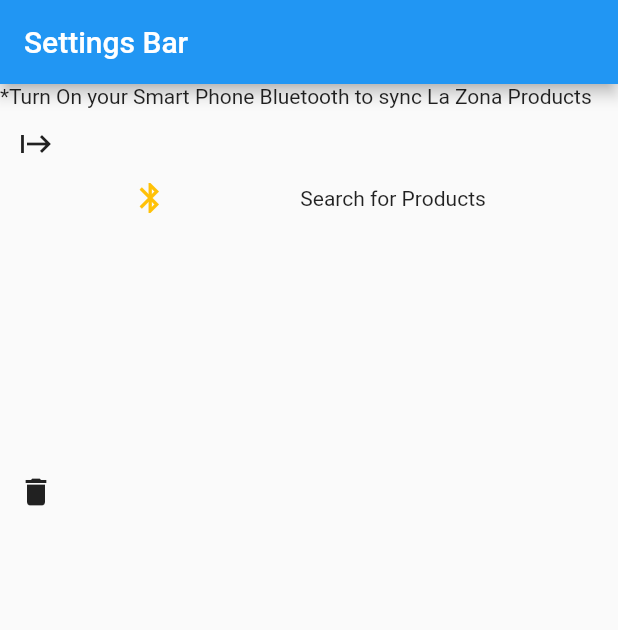
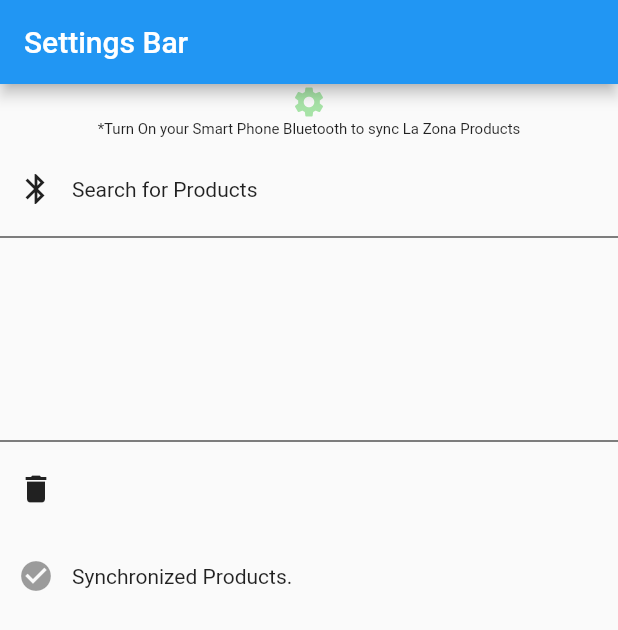
Before and after one commit to LaZona16/zone_app, a Flutter app: the screen it shows after launch, on a phone screen of 412 x 824 dp. Shown: the top 630 px of the screen. Run offline on Flutter 3.47's test engine with Material 2 defaults, Android fonts, the phone set to English and light mode, and no system bars; our stand-ins replace get_it.

Commit message:
Screen skeleton

```diff
--- a/lib/main.dart
+++ b/lib/main.dart
@@ -17,6 +17,8 @@
       //Create the assets of the app
       theme: ThemeData(
         primarySwatch: Colors.blue,
+        // scaffoldBackgroundColor: Colors.black,
+
       ),
       home: SettingsPage(),
     );
--- a/lib/ui/views/settings_screen.dart
+++ b/lib/ui/views/settings_screen.dart
@@ -20,20 +20,44 @@
         body: Column(
           crossAxisAlignment: CrossAxisAlignment.start,
           children: <Widget>[
-            const Text(
-                "*Turn On your Smart Phone Bluetooth to sync La Zona Products"),
-            // Click to search
-            IconButton(
-              onPressed: () {
-                settingsModel.loadData();
-              },
-              icon: Icon(Icons.start),
+            Container(
+                child: const Center(
+              child: Icon(
+                Icons.settings,
+                color: Color.fromARGB(85, 0, 181, 0),
+              ),
+            )),
+            const Center(
+              child: Text(
+                "*Turn On your Smart Phone Bluetooth to sync La Zona Products",
+                style: TextStyle(fontSize: 10),
+              ),
             ),
-            const TextIcon(icon: Icons.bluetooth, title: "Search for Products"),
+            Container(
+                margin: EdgeInsets.only(top: 10.0),
+                child: Row(
+                  mainAxisAlignment: MainAxisAlignment.start,
+                  children: [
+                    TextIcon(
+                      icon: Icons.bluetooth,
+                      title: "Search for Products",
+                      onPressed: () {
+                        settingsModel.loadData();
+                      },
+                    )
+                  ],
+                )),
+            const Divider(
+              color: Colors.black,
+            ),
             //ListView of Bluetooth Devices
             Consumer<SettingsScreenViewModel>(
-              builder: (context, model, child) =>
-                  DeviceItems(devices: model.devices),
+              builder: (context, model, child) => Center(
+                child: DeviceItems(devices: model.devices),
+              ),
+            ),
+            Divider(
+              color: Colors.black,
             ),
             //Click to delete
             IconButton(
@@ -42,6 +66,17 @@
               },
               icon: Icon(Icons.delete),
             ),
+            Container(
+                margin: EdgeInsets.only(top: 10.0),
+                child: Row(
+                  mainAxisAlignment: MainAxisAlignment.start,
+                  children: const [
+                    TextIcon(
+                      icon: Icons.check_circle,
+                      title: "Synchronized Products."
+                    )
+                  ],
+                )),
             // Syncronized products
             // Card of 3 products
 
--- a/lib/ui/widgets/device_items.dart
+++ b/lib/ui/widgets/device_items.dart
@@ -1,5 +1,6 @@
 import 'package:flutter/material.dart';
 import 'package:zone_app/business_logic/models/bluetooth_device.dart';
+import 'package:zone_app/ui/widgets/text_icon.dart';
 
 class DeviceItems extends StatelessWidget {
   final List<BluetoothDevice> devices;
@@ -11,16 +12,18 @@
 
   @override
   Widget build(BuildContext context) {
-    return ConstrainedBox(
+    return Container(
       constraints: const BoxConstraints(
         minHeight: 35.0,
-        maxHeight: 160.0,
+        maxHeight: 120.0,
       ),
-      child: ListView.builder(
-          itemBuilder: (context, index) {
-            return Text(devices[index].name);
-          },
-          itemCount: devices.length),
+      child: Center(
+        child: ListView.builder(
+            itemBuilder: (context, index) {
+              return TextIcon(title: devices[index].name, icon: Icons.bluetooth,);
+            },
+            itemCount: devices.length),
+      ),
     );
   }
 }
--- a/lib/ui/widgets/text_icon.dart
+++ b/lib/ui/widgets/text_icon.dart
@@ -3,8 +3,9 @@
 class TextIcon extends StatelessWidget {
   final IconData icon;
   final String title;
+  final VoidCallback? onPressed;
 
-  const TextIcon({Key? key, required this.icon, required this.title})
+  const TextIcon({Key? key, this.icon = Icons.bluetooth, required this.title, this.onPressed})
       : super(key: key);
 
   @override
@@ -12,9 +13,9 @@
     return Row(
       mainAxisAlignment: MainAxisAlignment.spaceEvenly,
       children: <Widget>[
-        Icon(
-          Icons.bluetooth,
-          color: Colors.amber,
+        IconButton(
+          onPressed: onPressed,
+          icon: Icon(icon)
         ),
         Text(title),
       ],
```
Also changed, not shown: pubspec.lock.
